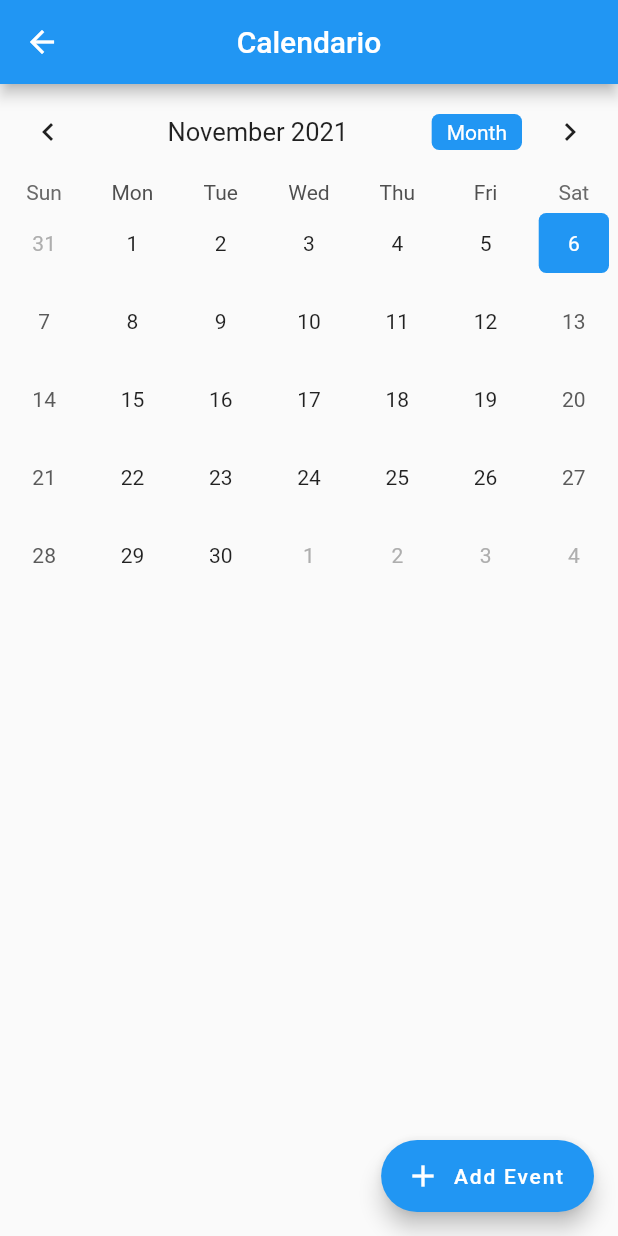
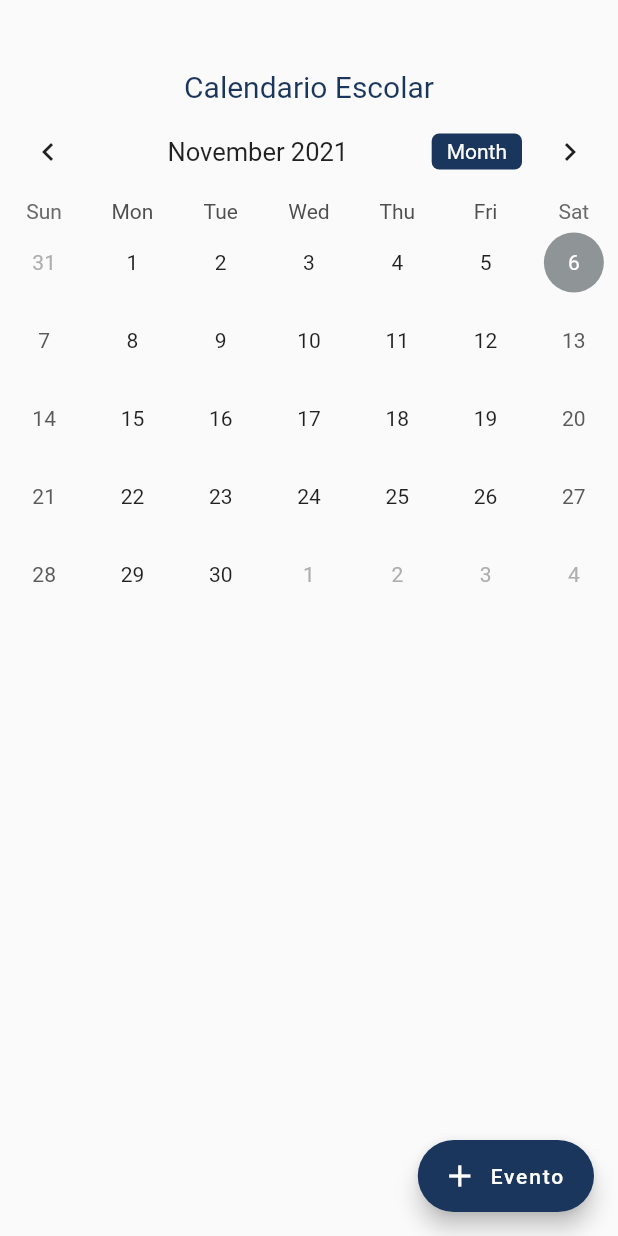
Before and after one commit to MarCarrera/ITTEH-Project, a Flutter app: the CalendarPage screen opened by its route, on a phone screen of 412 x 824 dp. Run offline on Flutter 3.47's test engine with Material 2 defaults, Android fonts, the light colour scheme and no system bars; drawn by our look-alikes of table_calendar; our stand-ins replace firebase_auth, firebase_core, get; missing offline and left inert: firebase_auth_web, firebase_core_web, google_sign_in_web; accounts and stored records are empty.

Commit message:
Actualizacion Calendario

```diff
--- a/lib/main.dart
+++ b/lib/main.dart
@@ -19,25 +19,16 @@ class MyApp extends StatefulWidget {
 }
 
 class _MyAppState extends State<MyApp> {
-
   @override
   Widget build(BuildContext context) {
     return GetMaterialApp(
       debugShowCheckedModeBanner: false,
       theme: ThemeData(
-        /*textTheme: Theme.of(context).textTheme.apply(
-          bodyColor: Colors.white),*/
         visualDensity: VisualDensity.adaptivePlatformDensity,
-        //primaryColor: _primaryColor,
-        //accentColor: _accentColor,
-        //scaffoldBackgroundColor: Colors.grey.shade100,
-        //primarySwatch: Colors.grey,
       ),
       initialRoute: '/login',
       navigatorKey: Get.key,
       getPages: routes(),
-
-
     );
     //home: const ItemClases(),
   }
--- a/lib/pages/nav_bar_pages/calendar_page.dart
+++ b/lib/pages/nav_bar_pages/calendar_page.dart
@@ -14,6 +14,7 @@ class CalendarPage extends StatelessWidget {
 
 import 'package:flutter/material.dart';
 import 'package:table_calendar/table_calendar.dart';
+import '../../constans.dart';
 import 'event.dart';
 
 class CalendarPage extends StatefulWidget {
@@ -50,12 +51,19 @@ class _CalendarPageState extends State<CalendarPage> {
   @override
   Widget build(BuildContext context) {
     return Scaffold(
-      appBar: AppBar(
-        title: const Text("Calendario"),
-        centerTitle: true,
-      ),
       body: Column(
         children: [
+          Container(
+           margin: const EdgeInsets.only(top:46),
+            color: Colors.transparent,
+              child: const Text('Calendario Escolar',
+                style: TextStyle(
+                color: kDefaultColorBlue,
+                fontSize: 20,
+
+           ),
+          ),
+          ),
           TableCalendar(
             focusedDay: selectedDay,
             firstDay: DateTime(1990),
@@ -84,26 +92,27 @@ class _CalendarPageState extends State<CalendarPage> {
             eventLoader: _getEventsfromDay,
 
             //To style the Calendar
-            calendarStyle: CalendarStyle(
+            calendarStyle: const CalendarStyle(
               isTodayHighlighted: true,
               selectedDecoration: BoxDecoration(
-                color: Colors.blue,
-                shape: BoxShape.rectangle,
-                borderRadius: BorderRadius.circular(5.0),
+                color: kDefaultColorGrey,
+                //shape: BoxShape.rectangle,
+                shape: BoxShape.circle,
+                //borderRadius: BorderRadius.circular(5.0),
               ),
-              selectedTextStyle: const TextStyle(color: Colors.white),
+              selectedTextStyle: TextStyle(color: Colors.white),
               todayDecoration: BoxDecoration(
-                color: Colors.purpleAccent,
-                shape: BoxShape.rectangle,
-                borderRadius: BorderRadius.circular(5.0),
+                color: kDefaultColorBlue,
+                shape: BoxShape.circle,
+                //borderRadius: BorderRadius.circular(5.0),
               ),
               defaultDecoration: BoxDecoration(
-                shape: BoxShape.rectangle,
-                borderRadius: BorderRadius.circular(5.0),
+                shape: BoxShape.circle,
+                //borderRadius: BorderRadius.circular(5.0),
               ),
               weekendDecoration: BoxDecoration(
-                shape: BoxShape.rectangle,
-                borderRadius: BorderRadius.circular(5.0),
+                shape: BoxShape.circle,
+                //borderRadius: BorderRadius.circular(5.0),
               ),
             ),
             headerStyle: HeaderStyle(
@@ -111,7 +120,7 @@ class _CalendarPageState extends State<CalendarPage> {
               titleCentered: true,
               formatButtonShowsNext: false,
               formatButtonDecoration: BoxDecoration(
-                color: Colors.blue,
+                color: kDefaultColorBlue,
                 borderRadius: BorderRadius.circular(5.0),
               ),
               formatButtonTextStyle: const TextStyle(
@@ -132,13 +141,13 @@ class _CalendarPageState extends State<CalendarPage> {
         onPressed: () => showDialog(
           context: context,
           builder: (context) => AlertDialog(
-            title: const Text("Add Event"),
+            title: const Text("Próximo evento"),
             content: TextFormField(
               controller: _eventController,
             ),
             actions: [
               TextButton(
-                child: const Text("Cancel"),
+                child: const Text("Cancelar"),
                 onPressed: () => Navigator.pop(context),
               ),
               TextButton(
@@ -165,8 +174,9 @@ class _CalendarPageState extends State<CalendarPage> {
             ],
           ),
         ),
-        label:const Text("Add Event"),
+        label:const Text("Evento"),
         icon: const Icon(Icons.add),
+        backgroundColor: kDefaultColorBlue,
       ),
     );
   }
```
